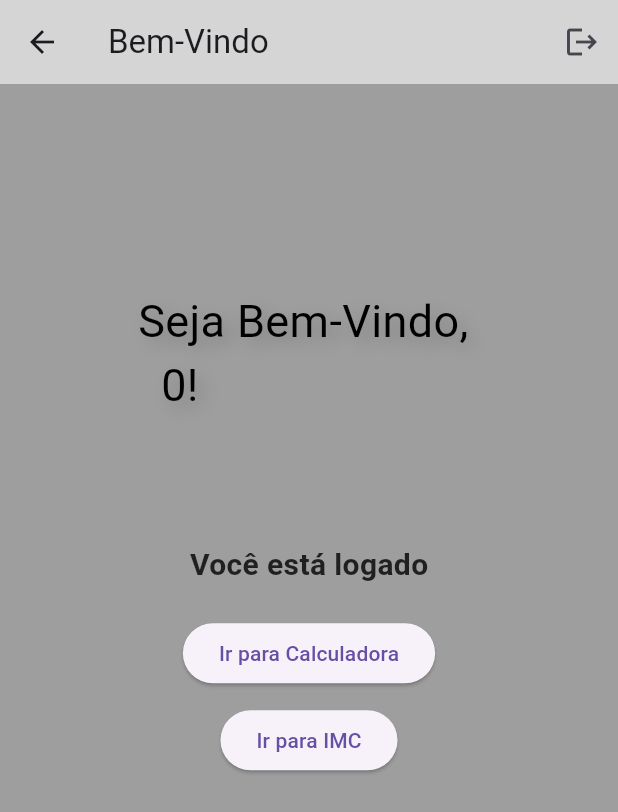
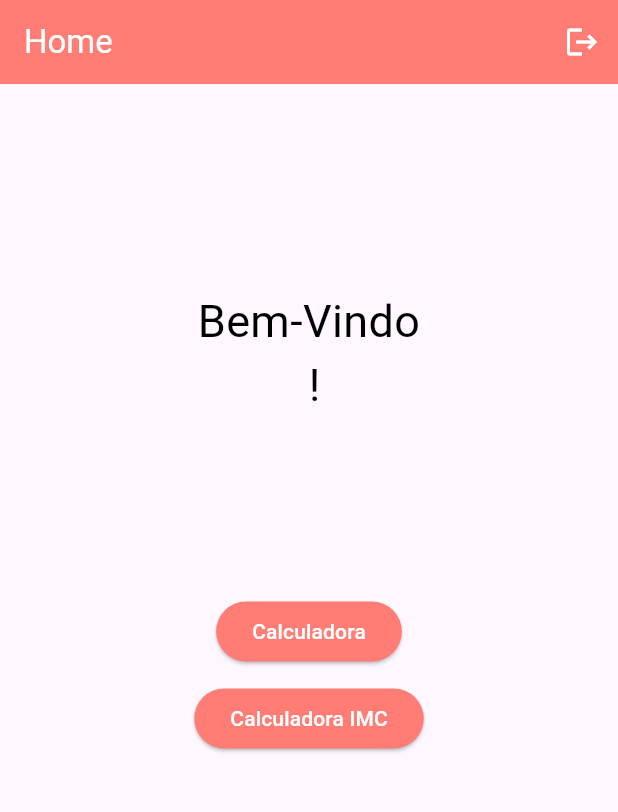
Before and after one commit to pedroteochi/prova_topicos, a Flutter app: the TelaHome screen opened directly with empty values, on a phone screen of 412 x 824 dp. Shown: the top 812 px of the screen. Run offline on Flutter 3.47's test engine with Material 3 defaults, Android fonts, the light colour scheme and no system bars; our stand-ins replace sqflite; accounts and stored records are empty.

Commit message:
Background dinamico

```diff
--- a/lib/main.dart
+++ b/lib/main.dart
@@ -1,6 +1,5 @@
 import 'package:flutter/material.dart';
 import 'package:prova_topicos/screens/tela_cadastro.dart';
-import 'package:prova_topicos/screens/tela_home.dart';
 import 'package:prova_topicos/screens/tela_login.dart';
 import 'package:prova_topicos/screens/tela_calculadora.dart';
 import 'package:prova_topicos/screens/tela_inicial.dart';
@@ -17,23 +16,19 @@ class MyApp extends StatelessWidget {
       home: TelaInicial(),
       routes: {
         '/calculadora': (context) => CalculatorScreen(),
-        '/login': (context) => TelaLogin(),
-        '/cadastro': (context) => TelaCadastro(),
-        '/imc': (context) => TelaIMC(), // Adicione a rota da tela do IMC
+        '/login': (context) => const TelaLogin(),
+        '/cadastro': (context) => const TelaCadastro(),
+        '/imc': (context) => TelaIMC(),
       },
-      onGenerateRoute: (settings) {
-        if (settings.name == '/home') {
-          final args = settings.arguments as Map<String, dynamic>;
-          return MaterialPageRoute(
-            builder: (context) => TelaHome(
-              nome: args['nome'] ?? '',
-              idade: args['idade'] ?? 0,
-              sexo: args['sexo'] ?? 'Desconhecido', // Valor padrão
-            ),
-          );
-        }
-        return null;
-      },
+      // onGenerateRoute: (settings) {
+      //   if (settings.name == '/home') {
+      //     final args = settings.arguments as Map<String, dynamic>;
+      //     return MaterialPageRoute(
+      //       builder: (context) => TelaHome(nome: args['nome'] ?? '', idade: args['idade'] ?? 0,),
+      //     );
+      //   }
+      //   return null;
+      // },
     );
   }
 }
--- a/lib/screens/tela_home.dart
+++ b/lib/screens/tela_home.dart
@@ -3,40 +3,45 @@ import 'package:flutter/material.dart';
 class TelaHome extends StatelessWidget {
   final String nome;
   final int idade;
-  final String sexo; // Adicione este parâmetro
 
-  const TelaHome({
-    Key? key,
-    required this.nome,
-    required this.idade,
-    required this.sexo, // Adicione este parâmetro
-  }) : super(key: key);
+  const TelaHome({super.key, required this.nome, required this.idade});
 
   void logout(BuildContext context) {
     Navigator.pushNamedAndRemoveUntil(context, '/', (route) => false);
   }
 
-  Color _getBackgroundColor() {
-    if (sexo == 'Feminino') {
-      return idade < 30 ? Colors.pinkAccent : Colors.purple;
-    } else if (sexo == 'Masculino') {
-      return idade < 30 ? Colors.blueAccent : Colors.green;
-    } else {
-      return Colors.grey; // Cor padrão para 'Desconhecido'
+  Color CorFundoIdade() {
+    if (idade < 10) {
+      return const Color.fromARGB(255, 255, 125, 116);
+    } else if (idade >= 10 && idade < 20) {
+      return const Color.fromARGB(255, 249, 179, 74);
+    } else if (idade >= 20 && idade < 30) {
+      return const Color.fromARGB(255, 250, 238, 126);
+    } else if (idade >= 30 && idade < 40) {
+      return Colors.green;
+    } else if (idade >= 40 && idade < 50) {
+      return const Color.fromARGB(255, 91, 181, 255);
     }
+    return Colors.blueGrey;
   }
 
   @override
   Widget build(BuildContext context) {
     return Scaffold(
-      backgroundColor: _getBackgroundColor(), // Define a cor do fundo
       appBar: AppBar(
-        title: const Text('Bem-Vindo'),
-        backgroundColor: Color.fromARGB(255, 213, 213, 213),
+        title: const Text(
+          'Home',
+          style: TextStyle(color: Colors.white),
+        ),
+        backgroundColor: CorFundoIdade(), // Define a cor do fundo
+        automaticallyImplyLeading: false,
         actions: [
           IconButton(
             onPressed: () => logout(context),
-            icon: const Icon(Icons.logout),
+            icon: const Icon(
+              Icons.logout,
+              color: Colors.white,
+            ),
           ),
         ],
       ),
@@ -45,17 +50,11 @@ class TelaHome extends StatelessWidget {
           Align(
             alignment: const Alignment(0.0, -0.6),
             child: Text(
-              'Seja Bem-Vindo, \n $nome $idade!',
-              style: TextStyle(
+              'Bem-Vindo \n $nome!',
+              textAlign: TextAlign.center,
+              style: const TextStyle(
                 fontSize: 30,
-                color: const Color.fromARGB(255, 0, 0, 0),
-                shadows: [
-                  Shadow(
-                    color: Colors.black.withOpacity(0.2),
-                    offset: const Offset(5, 5),
-                    blurRadius: 15,
-                  ),
-                ],
+                color: Color.fromARGB(255, 0, 0, 0),
               ),
             ),
           ),
@@ -63,27 +62,29 @@ class TelaHome extends StatelessWidget {
             child: Column(
               mainAxisAlignment: MainAxisAlignment.center,
               children: [
-                const Text(
-                  'Você está logado',
-                  style: TextStyle(
-                    fontSize: 20,
-                    color: Color.fromARGB(204, 0, 0, 1),
-                    fontWeight: FontWeight.bold,
-                  ),
-                ),
                 const SizedBox(height: 20),
                 ElevatedButton(
                   onPressed: () {
                     Navigator.pushNamed(context, '/calculadora');
                   },
-                  child: const Text('Ir para Calculadora'),
+                  style: ElevatedButton.styleFrom(
+                    backgroundColor: CorFundoIdade(),
+                  ),
+                  child: const Text(
+                    'Calculadora',
+                    style: TextStyle(color: Colors.white),
+                  ),
                 ),
                 const SizedBox(height: 10),
                 ElevatedButton(
                   onPressed: () {
                     Navigator.pushNamed(context, '/imc');
                   },
-                  child: const Text('Ir para IMC'),
+                  style: ElevatedButton.styleFrom(
+                    backgroundColor: CorFundoIdade(),
+                  ),
+                  child: const Text('Calculadora IMC',
+                      style: TextStyle(color: Colors.white)),
                 ),
               ],
             ),
--- a/lib/screens/tela_inicial.dart
+++ b/lib/screens/tela_inicial.dart
@@ -11,7 +11,8 @@ class TelaInicialState extends State<TelaInicial> {
   Widget build(BuildContext context) {
     return Scaffold(
       appBar: AppBar(
-        title: const Text('Prova Tópicos'),
+        title: const Text('Prova Tópicos', style: TextStyle(color: Colors.white),),
+        backgroundColor: Colors.blueGrey,
       ),
       body: Center(
         child: Padding(
@@ -20,7 +21,7 @@ class TelaInicialState extends State<TelaInicial> {
             mainAxisAlignment: MainAxisAlignment.center,
             children: [
               const Text(
-                'Prova Tópicos especiais em Informática: Pedro e Richard',
+                'Prova Tópicos Especiais em Informática: Pedro e Richard',
                 textAlign: TextAlign.center,
                 style: TextStyle(fontSize: 20),
               ),
--- a/lib/screens/tela_login.dart
+++ b/lib/screens/tela_login.dart
@@ -28,7 +28,6 @@ class LoginScreenState extends State<TelaLogin> {
             builder: (context) => TelaHome(
               nome: user['nome'],
               idade: user['idade'],
-              sexo: user['sexo'] ?? 'Desconhecido', // Passa o sexo com um valor padrão se for nulo
             ),
           ),
         );
@@ -54,7 +53,7 @@ class LoginScreenState extends State<TelaLogin> {
   void navigateToCadastro() {
     Navigator.push(
       context,
-      MaterialPageRoute(builder: (context) => TelaCadastro()),
+      MaterialPageRoute(builder: (context) => const TelaCadastro()),
     );
   }
 
@@ -63,7 +62,8 @@ class LoginScreenState extends State<TelaLogin> {
     return Scaffold(
       backgroundColor: Colors.blue[50],
       appBar: AppBar(
-        title: const Text('Tela de Login',
+        title: const Text(
+          'Tela de Login',
           style: TextStyle(color: Colors.white),
         ),
         backgroundColor: const Color.fromARGB(255, 0, 161, 230),
@@ -80,7 +80,7 @@ class LoginScreenState extends State<TelaLogin> {
                   children: <Widget>[
                     Container(
                       decoration: BoxDecoration(
-                        color: Color.fromARGB(255, 255, 255, 255),
+                        color: const Color.fromARGB(255, 255, 255, 255),
                         borderRadius: BorderRadius.circular(10.0),
                         boxShadow: [
                           BoxShadow(
@@ -103,7 +103,7 @@ class LoginScreenState extends State<TelaLogin> {
                           if (value!.isEmpty) {
                             return 'Por favor, digite o seu e-mail!';
                           } else if (!RegExp(
-                              r'^[a-zA-Z0-9._%-]+@[a-zA-Z0-9.-]+\.[a-zA-Z]{2,4}')
+                                  r'^[a-zA-Z0-9._%-]+@[a-zA-Z0-9.-]+\.[a-zA-Z]{2,4}')
                               .hasMatch(value)) {
                             return 'Digite um endereço de e-mail válido';
                           }
@@ -154,17 +154,21 @@ class LoginScreenState extends State<TelaLogin> {
                             minimumSize: const Size(500, 50),
                             backgroundColor: Colors.blue,
                             shape: const RoundedRectangleBorder(
-                              borderRadius: BorderRadius.all(Radius.circular(8)),
+                              borderRadius:
+                                  BorderRadius.all(Radius.circular(8)),
                             ),
                           ),
-                          child: const Text('Entrar',
+                          child: const Text(
+                            'Entrar',
                             style: TextStyle(color: Colors.white),
                           ),
                         ),
                         const SizedBox(height: 10),
                         GestureDetector(
-                          onTap: navigateToCadastro, // Navega para a tela de cadastro
-                          child: const Text('Não Tem Uma Conta? Cadastre-se',
+                          onTap:
+                              navigateToCadastro, // Navega para a tela de cadastro
+                          child: const Text(
+                            'Não Tem Uma Conta? Cadastre-se',
                             style: TextStyle(
                               color: Colors.blue,
                               fontSize: 13,
```
